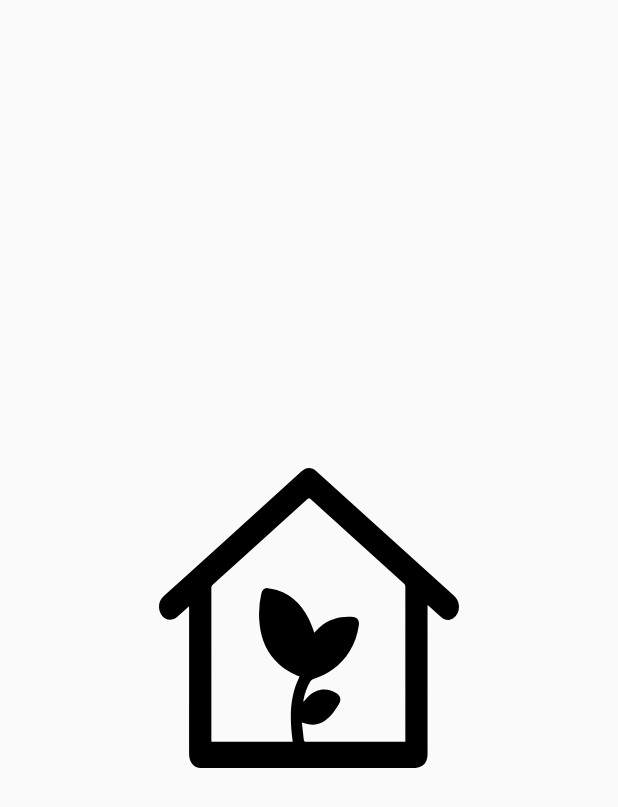
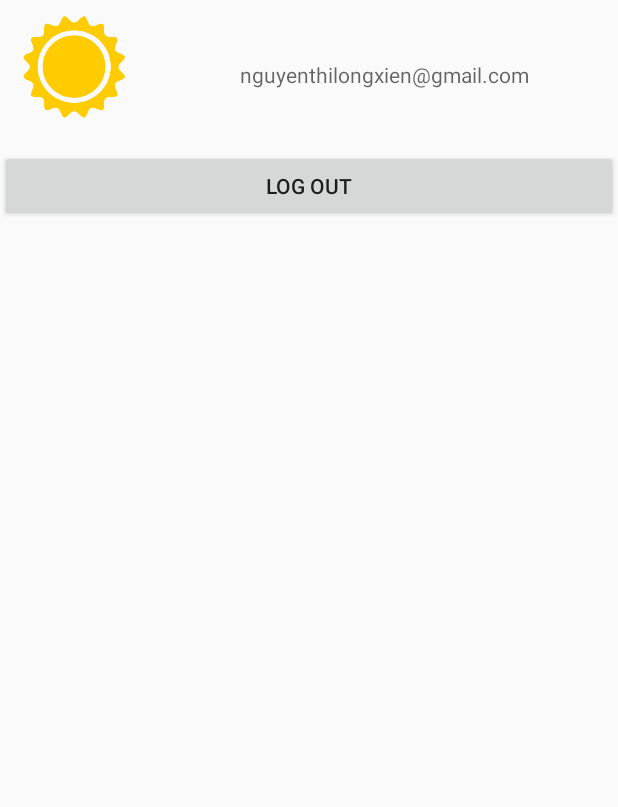
Before and after one commit to hmhieu18/GIY, an Android app: the layout fragment_setting.xml on its own in the app's theme, with its tools: preview values and no code run, on a phone screen of 412 x 824 dp. Shown: the top 807 px of the screen. Run offline under Robolectric (Android 15) with nearby library versions, the phone set to English and light mode, and no system bars.

Commit message:
Add Settings

```diff
--- a/app/src/main/java/com/example/finalproject2/MainActivity.java
+++ b/app/src/main/java/com/example/finalproject2/MainActivity.java
@@ -12,6 +12,7 @@ import android.view.MenuItem;
 import com.example.finalproject2.Fragment.MyGardenFragment;
 import com.example.finalproject2.Fragment.NewPlantFragment;
 import com.example.finalproject2.Fragment.PredictionFragment;
+import com.example.finalproject2.Fragment.SettingFragment;
 import com.example.finalproject2.Model.AppData;
 import com.example.finalproject2.Model.Plant;
 import com.google.android.material.bottomnavigation.BottomNavigationView;
@@ -82,6 +83,9 @@ public class MainActivity extends AppCompatActivity {
                         case R.id.navigation_camera:
                             openFragment(PredictionFragment.newInstance("", ""));
                             return true;
+                        case R.id.navigation_setting:
+                            openFragment(SettingFragment.newInstance("", ""));
+                            return true;
                     }
                     return false;
                 }
--- a/app/src/main/res/layout/fragment_setting.xml
+++ b/app/src/main/res/layout/fragment_setting.xml
@@ -1,18 +1,36 @@
 <?xml version="1.0" encoding="utf-8"?>
-<FrameLayout xmlns:android="http://schemas.android.com/apk/res/android"
+<LinearLayout xmlns:android="http://schemas.android.com/apk/res/android"
     xmlns:tools="http://schemas.android.com/tools"
     android:layout_width="match_parent"
     android:layout_height="match_parent"
-    tools:context=".Fragment.MyGardenFragment"
+    android:orientation="vertical"
+
     >
-
+  <LinearLayout
+      android:layout_width="match_parent"
+      android:layout_height="wrap_content"
+      android:orientation="horizontal"
+      >
+    <ImageView
+        android:layout_width="100dp"
+        android:layout_height="100dp"
+        android:scaleType="fitCenter"
+        android:src="@drawable/full_sun"
+        ></ImageView>
+    <TextView
+        android:layout_width="match_parent"
+        android:layout_height="wrap_content"
+        android:layout_gravity="center_vertical"
+        android:textAlignment="center"
+        android:hint="nguyenthilongxien@gmail.com"
+        android:id="@+id/infoEmailTextview"
+        ></TextView>
+  </LinearLayout>
 
   <Button
-      android:id="@+id/imageView"
-      android:layout_width="200dp"
-      android:layout_height="200dp"
-      android:layout_gravity="center"
-      android:background="@drawable/ic_garden"
-      />
+      android:layout_width="match_parent"
+      android:layout_height="wrap_content"
+      android:id="@+id/buttonLogOut"
+      android:text="LOG OUT"></Button>
 
-</FrameLayout>
+</LinearLayout>
--- a/app/src/main/res/menu/bottom_navigation_menu.xml
+++ b/app/src/main/res/menu/bottom_navigation_menu.xml
@@ -16,4 +16,8 @@
         android:id="@+id/navigation_camera"
         android:icon="@drawable/ic_icon_feather_camera"
         android:title="Predict" />
+    <item
+        android:id="@+id/navigation_setting"
+        android:icon="@drawable/ic_settings"
+        android:title="Settings" />
 </menu>
```
Also changed, not shown: app/src/main/java/com/example/finalproject2/Fragment/SettingFragment.java (added, +103 -0 lines).
